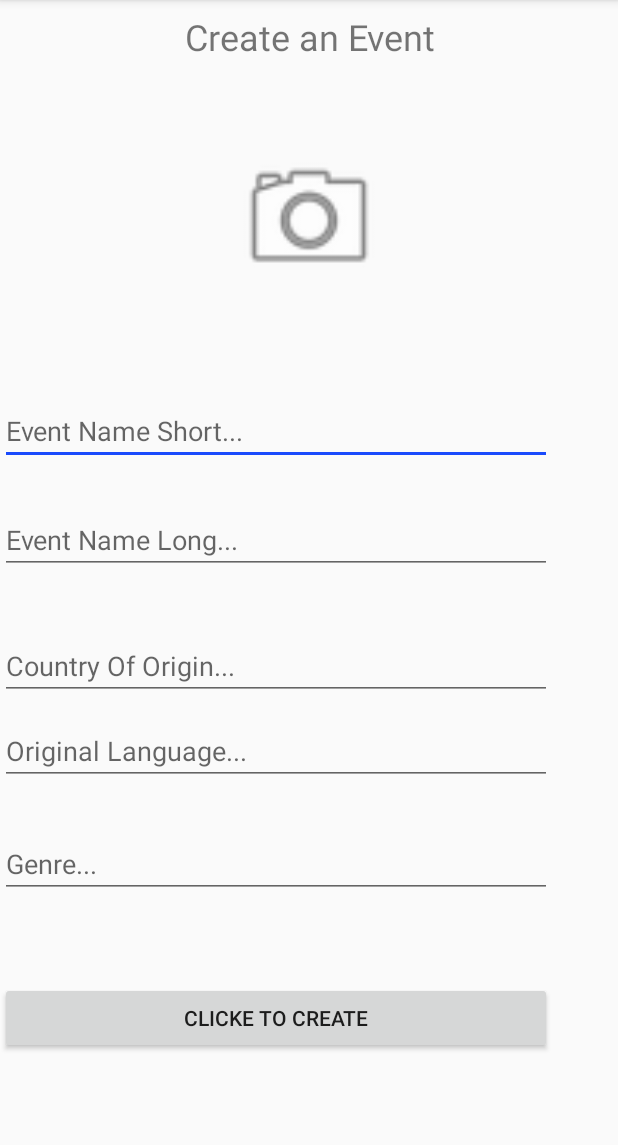
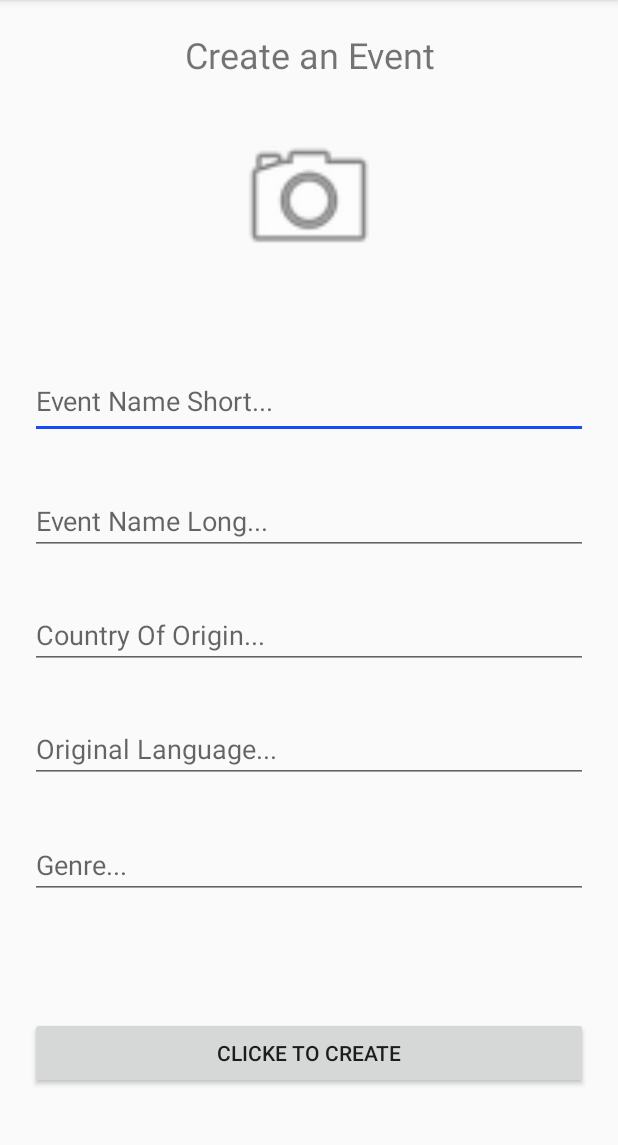
Before and after one commit to SashikaMalawana/rate-me, an Android app: the CreateEventActivity screen opened directly, with no data from a screen before it, on a phone screen of 412 x 824 dp, the part 84-1229 px from its top. Run offline under Robolectric (Android 15) with nearby library versions, the phone set to English and light mode, and no system bars; our stand-ins replace Firebase (no records; nobody signed in at launch, a user with empty details on screens opened directly), Picasso.

Commit message:
Fix compenent alignment in create event, competitor page

```diff
--- a/app/src/main/res/layout/create_event.xml
+++ b/app/src/main/res/layout/create_event.xml
@@ -6,95 +6,15 @@
     android:layout_height="match_parent"
     tools:context=".CreateEventActivity">
 
-    <Button
-        android:id="@+id/dButton"
-        android:layout_width="368dp"
-        android:layout_height="wrap_content"
-        android:layout_marginBottom="8dp"
-        android:layout_marginTop="20dp"
-        android:text="Clicke to create"
-        android:textAlignment="center"
-        app:layout_constraintBottom_toBottomOf="parent"
-        app:layout_constraintTop_toTopOf="parent"
-        app:layout_constraintVertical_bias="0.917"
-        tools:layout_editor_absoluteX="8dp" />
-
-    <EditText
-        android:id="@+id/eventNameShortField"
-        android:layout_width="368dp"
-        android:layout_height="wrap_content"
-        android:layout_marginBottom="8dp"
-        android:layout_marginTop="20dp"
-        android:ems="10"
-        android:hint="Event Name Short..."
-        android:inputType="textPersonName"
-        app:layout_constraintBottom_toBottomOf="parent"
-        app:layout_constraintTop_toTopOf="parent"
-        app:layout_constraintVertical_bias="0.352"
-        tools:layout_editor_absoluteX="8dp" />
-
-    <EditText
-        android:id="@+id/eventNameLongField"
-        android:layout_width="368dp"
-        android:layout_height="wrap_content"
-        android:layout_marginBottom="8dp"
-        android:layout_marginTop="20dp"
-        android:ems="10"
-        android:hint="Event Name Long..."
-        android:inputType="textPersonName"
-        app:layout_constraintBottom_toBottomOf="parent"
-        app:layout_constraintTop_toTopOf="parent"
-        app:layout_constraintVertical_bias="0.457"
-        tools:layout_editor_absoluteX="8dp" />
-
-    <EditText
-        android:id="@+id/countryOfOriginField"
-        android:layout_width="368dp"
-        android:layout_height="wrap_content"
-        android:layout_marginBottom="8dp"
-        android:layout_marginTop="20dp"
-        android:ems="10"
-        android:hint="Country Of Origin..."
-        android:inputType="textPersonName"
-        app:layout_constraintBottom_toBottomOf="parent"
-        app:layout_constraintTop_toTopOf="parent"
-        app:layout_constraintVertical_bias="0.578"
-        tools:layout_editor_absoluteX="8dp" />
-
-    <EditText
-        android:id="@+id/originalLanguageField"
-        android:layout_width="368dp"
-        android:layout_height="wrap_content"
-        android:layout_marginBottom="8dp"
-        android:layout_marginTop="20dp"
-        android:ems="10"
-        android:hint="Original Language..."
-        android:inputType="textPersonName"
-        app:layout_constraintBottom_toBottomOf="parent"
-        app:layout_constraintTop_toTopOf="parent"
-        app:layout_constraintVertical_bias="0.659"
-        tools:layout_editor_absoluteX="8dp" />
-
-    <EditText
-        android:id="@+id/genreField"
-        android:layout_width="368dp"
-        android:layout_height="wrap_content"
-        android:layout_marginBottom="8dp"
-        android:layout_marginTop="8dp"
-        android:ems="10"
-        android:hint="Genre..."
-        android:inputType="textPersonName"
-        app:layout_constraintBottom_toBottomOf="parent"
-        app:layout_constraintTop_toTopOf="parent"
-        app:layout_constraintVertical_bias="0.772"
-        tools:layout_editor_absoluteX="8dp" />
+    <android.support.constraint.ConstraintLayout
+        android:layout_width="match_parent"
+        android:layout_height="match_parent"
+        android:layout_margin="20dp">
 
         <TextView
             android:id="@+id/textView"
             android:layout_width="wrap_content"
             android:layout_height="wrap_content"
-        android:layout_marginBottom="8dp"
-        android:layout_marginTop="8dp"
             android:text="Create an Event"
             android:textSize="24sp"
             app:layout_constraintBottom_toBottomOf="parent"
@@ -108,17 +28,99 @@
             android:id="@+id/imageView"
             android:layout_width="100dp"
             android:layout_height="100dp"
-        android:layout_marginBottom="8dp"
+            android:layout_margin="10dp"
             android:layout_marginEnd="8dp"
-        android:layout_marginLeft="8dp"
-        android:layout_marginRight="8dp"
             android:layout_marginStart="8dp"
-        android:layout_marginTop="8dp"
             android:background="@android:drawable/ic_menu_camera"
             app:layout_constraintBottom_toBottomOf="parent"
             app:layout_constraintEnd_toEndOf="parent"
             app:layout_constraintStart_toStartOf="parent"
             app:layout_constraintTop_toTopOf="parent"
-        app:layout_constraintVertical_bias="0.134" />
+            app:layout_constraintVertical_bias="0.086" />
+
+        <EditText
+            android:id="@+id/eventNameShortField"
+            android:layout_width="match_parent"
+            android:layout_height="50dp"
+            android:layout_marginBottom="8dp"
+            android:layout_marginTop="20dp"
+            android:ems="10"
+            android:hint="Event Name Short..."
+            android:inputType="textPersonName"
+            app:layout_constraintBottom_toBottomOf="parent"
+            app:layout_constraintTop_toTopOf="parent"
+            app:layout_constraintVertical_bias="0.312"
+            tools:layout_editor_absoluteX="0dp" />
+
+        <EditText
+            android:id="@+id/eventNameLongField"
+            android:layout_width="match_parent"
+            android:layout_height="wrap_content"
+            android:layout_marginBottom="8dp"
+            android:layout_marginTop="20dp"
+            android:ems="10"
+            android:hint="Event Name Long..."
+            android:inputType="textPersonName"
+            app:layout_constraintBottom_toBottomOf="parent"
+            app:layout_constraintTop_toTopOf="parent"
+            app:layout_constraintVertical_bias="0.435"
+            tools:layout_editor_absoluteX="0dp" />
+
+        <EditText
+            android:id="@+id/countryOfOriginField"
+            android:layout_width="match_parent"
+            android:layout_height="wrap_content"
+            android:layout_marginBottom="8dp"
+            android:layout_marginTop="20dp"
+            android:ems="10"
+            android:hint="Country Of Origin..."
+            android:inputType="textPersonName"
+            app:layout_constraintBottom_toBottomOf="parent"
+            app:layout_constraintTop_toTopOf="parent"
+            app:layout_constraintVertical_bias="0.551"
+            tools:layout_editor_absoluteX="0dp" />
+
+        <EditText
+            android:id="@+id/originalLanguageField"
+            android:layout_width="match_parent"
+            android:layout_height="wrap_content"
+            android:layout_marginBottom="8dp"
+            android:layout_marginTop="20dp"
+            android:ems="10"
+            android:hint="Original Language..."
+            android:inputType="textPersonName"
+            app:layout_constraintBottom_toBottomOf="parent"
+            app:layout_constraintTop_toTopOf="parent"
+            app:layout_constraintVertical_bias="0.667"
+            tools:layout_editor_absoluteX="0dp" />
+
+        <EditText
+            android:id="@+id/genreField"
+            android:layout_width="match_parent"
+            android:layout_height="wrap_content"
+            android:layout_marginBottom="8dp"
+            android:layout_marginTop="8dp"
+            android:ems="10"
+            android:hint="Genre..."
+            android:inputType="textPersonName"
+            app:layout_constraintBottom_toBottomOf="parent"
+            app:layout_constraintTop_toTopOf="parent"
+            app:layout_constraintVertical_bias="0.789"
+            tools:layout_editor_absoluteX="0dp" />
+
+        <Button
+            android:id="@+id/dButton"
+            android:layout_width="match_parent"
+            android:layout_height="wrap_content"
+            android:layout_marginBottom="8dp"
+            android:layout_marginTop="20dp"
+            android:text="Clicke to create"
+            android:textAlignment="center"
+            app:layout_constraintBottom_toBottomOf="parent"
+            app:layout_constraintTop_toTopOf="parent"
+            app:layout_constraintVertical_bias="0.979"
+            tools:layout_editor_absoluteX="0dp" />
 
     </android.support.constraint.ConstraintLayout>
+
+</android.support.constraint.ConstraintLayout>
```
Also changed, not shown: app/src/main/res/layout/create_competitor.xml (+42 -59 lines). Lines whose indentation alone changed are shown as unchanged.
